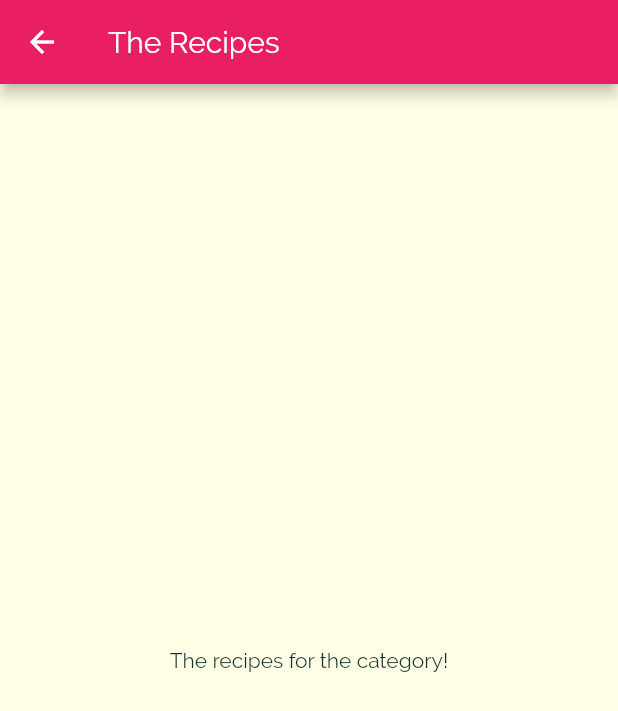
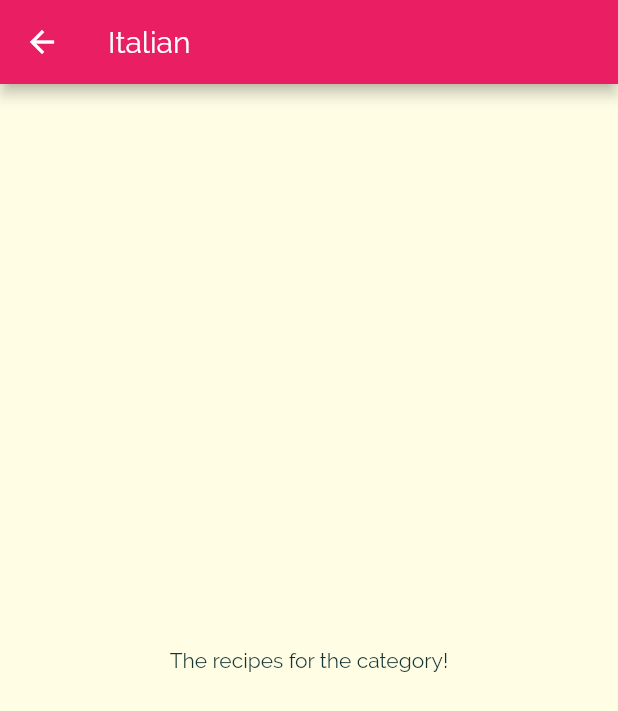
Before and after one commit to arielmagbanua/flutter-app-examples, a Flutter app: the screen it shows after launch, after a tap on "Italian", on a phone screen of 412 x 824 dp. Shown: the top 711 px of the screen. Run offline on Flutter 3.47's test engine with Material 2 defaults, Android fonts, the phone set to English and light mode, and no system bars.

Commit message:
Passing information to category meals screen.

```diff
--- a/deli_meals/lib/categories_screen.dart
+++ b/deli_meals/lib/categories_screen.dart
@@ -13,7 +13,7 @@
       body: GridView(
         padding: const EdgeInsets.all(25),
         children: DUMMY_CATEGORIES.map((catData) {
-          return CategoryItem(catData.title, catData.color);
+          return CategoryItem(catData.id, catData.title, catData.color);
         }).toList(),
         gridDelegate: SliverGridDelegateWithMaxCrossAxisExtent(
           maxCrossAxisExtent: 200,
--- a/deli_meals/lib/category_item.dart
+++ b/deli_meals/lib/category_item.dart
@@ -3,14 +3,15 @@
 import './category_meals_screen.dart';
 
 class CategoryItem extends StatelessWidget {
+  final String id;
   final String title;
   final Color color;
 
-  CategoryItem(this.title, this.color);
+  CategoryItem(this.id, this.title, this.color);
 
   void selectCategory(BuildContext ctx) {
     Navigator.of(ctx).push(MaterialPageRoute(builder: (_) {
-      return CategoryMealsScreen();
+      return CategoryMealsScreen(id, title);
     }));
   }
 
--- a/deli_meals/lib/category_meals_screen.dart
+++ b/deli_meals/lib/category_meals_screen.dart
@@ -1,11 +1,16 @@
 import 'package:flutter/material.dart';
 
 class CategoryMealsScreen extends StatelessWidget {
+  final String categoryId;
+  final String categoryTitle;
+
+  CategoryMealsScreen(this.categoryId, this.categoryTitle);
+
   @override
   Widget build(BuildContext context) {
     return Scaffold(
       appBar: AppBar(
-        title: Text('The Recipes'),
+        title: Text(categoryTitle),
       ),
       body: Center(
         child: Text('The recipes for the category!'),
```
